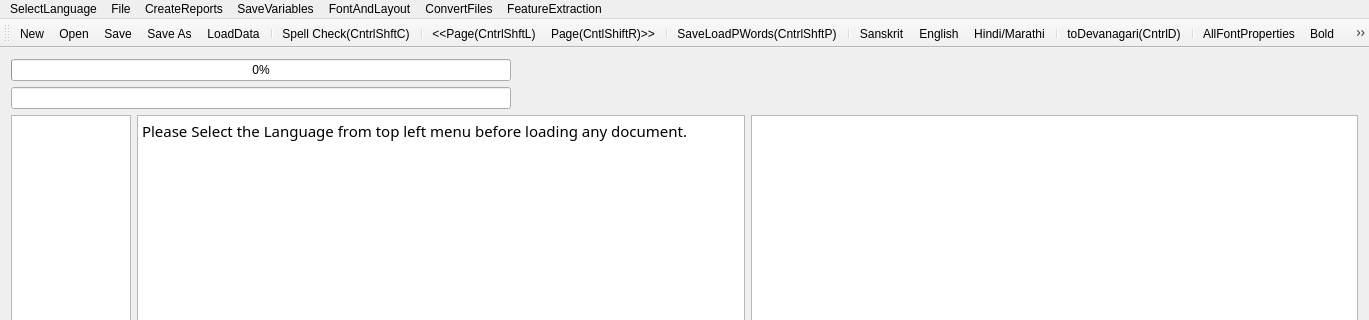
First picture: the form in FrameWorkCode/mainwindow.ui, repository UDAAN-LEAP/leap-pe-tool, before the edit; both pictures show x 0 to 1369 and y 0 to 320 of the 1369 by 736 pixel window.
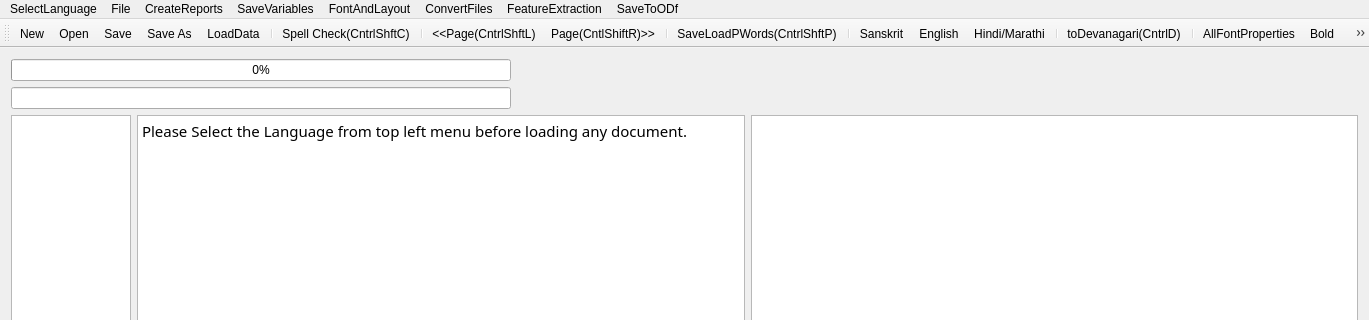
Second picture: the form after the edit. Icons and pictures are not drawn.

Patch:
```diff
--- a/FrameWorkCode/mainwindow.ui
+++ b/FrameWorkCode/mainwindow.ui
@@ -221,6 +221,12 @@
     <addaction name="actionRightAlign"/>
     <addaction name="actionCentreAlign"/>
    </widget>
+   <widget class="QMenu" name="menuSaveToODf">
+    <property name="title">
+     <string>SaveToODf</string>
+    </property>
+    <addaction name="actionSaveAsODF"/>
+   </widget>
    <addaction name="menuSelectLanguage"/>
    <addaction name="menuOCR_Correction_Window"/>
    <addaction name="menuCreateReports"/>
@@ -228,6 +234,7 @@
    <addaction name="menuFontAndLayout"/>
    <addaction name="menuConvertFiles"/>
    <addaction name="menuFeatureExtraction"/>
+   <addaction name="menuSaveToODf"/>
   </widget>
   <widget class="QToolBar" name="mainToolBar">
    <attribute name="toolBarArea">
```
Left out of the diff: 7 changed lines with no effect on the pictures.
